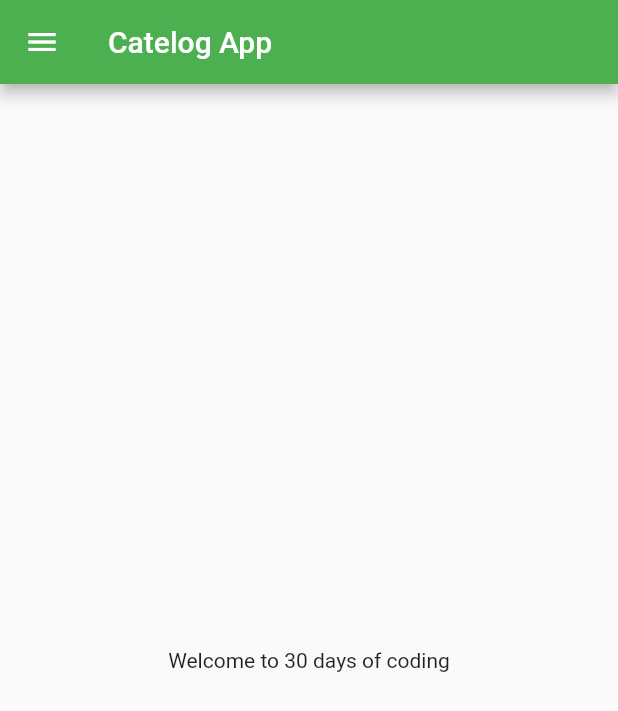
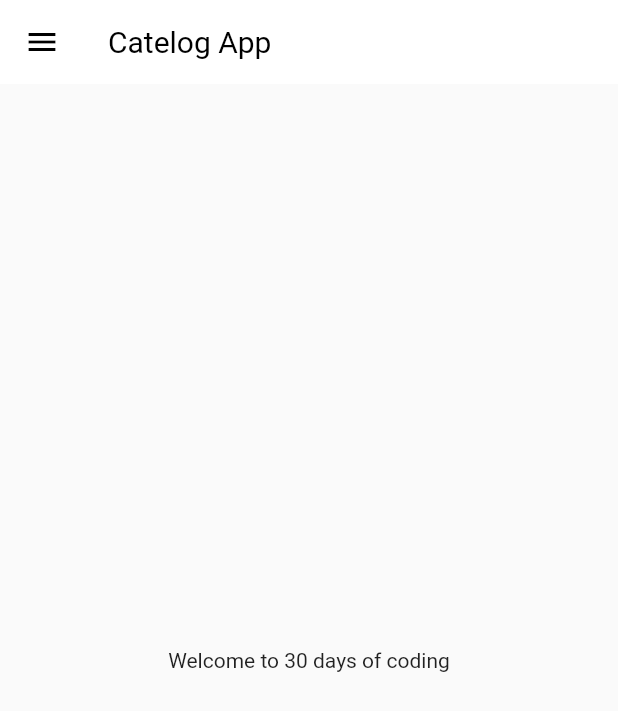
Before and after one commit to awnish462/30DaysOfFlutter, a Flutter app: the screen it shows after launch, on a phone screen of 412 x 824 dp. Shown: the top 711 px of the screen. Run offline on Flutter 3.47's test engine with Material 2 defaults, Android fonts, the phone set to English and light mode, and no system bars.

Commit message:
themes extracted

```diff
--- a/lib/main.dart
+++ b/lib/main.dart
@@ -1,6 +1,9 @@
+import 'dart:ui';
+
 import 'package:flutter/material.dart';
 import 'package:flutter_catelog/pages/home_page.dart';
 import 'package:flutter_catelog/pages/login_page.dart';
+import 'package:flutter_catelog/pages/widgets/themes.dart';
 import 'package:flutter_catelog/utilities/routes.dart';
 
 void main() {
@@ -12,11 +15,9 @@ class MyApp extends StatelessWidget {
   Widget build(BuildContext context) {
     return MaterialApp(
       themeMode: ThemeMode.light,
-      theme: ThemeData(primarySwatch: Colors.green),
+      theme: MyTheme.lightTheme(),
       debugShowCheckedModeBanner: false,
-      darkTheme: ThemeData(
-        brightness: Brightness.light,
-      ),
+      darkTheme:MyTheme.darkTheme(),
       initialRoute: MyRoutes.homeRoute,
       routes: {
         "/": (context) => LoginPage(),
--- /dev/null
+++ b/lib/pages/widgets/themes.dart
@@ -0,0 +1,16 @@
+import 'package:flutter/material.dart';
+
+class MyTheme {
+  static ThemeData lightTheme() => ThemeData(
+      primarySwatch: Colors.green,
+      appBarTheme: AppBarTheme(
+          color: Colors.white,
+          elevation: 0.0,
+          iconTheme: IconThemeData(color: Colors.black),
+          titleTextStyle: TextStyle(color: Colors.black, fontSize: 20)));
+
+        static  ThemeData darkTheme() => ThemeData(
+            brightness: Brightness.light,
+      );
+
+}
```
